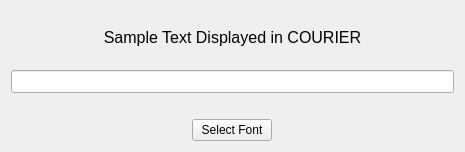
The window that fontpicker.ui (copperspice/kitchensink) describes before a commit, drawn with Qt 5.
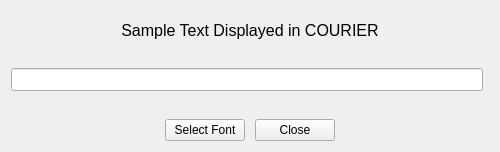
The same window after the commit.

Diff of the .ui file:
```diff
--- a/fontpicker.ui
+++ b/fontpicker.ui
@@ -6,7 +6,7 @@
    <rect>
     <x>0</x>
     <y>0</y>
-    <width>465</width>
+    <width>500</width>
     <height>152</height>
    </rect>
   </property>
@@ -14,11 +14,42 @@
    <string/>
   </property>
   <layout class="QGridLayout" name="gridLayout">
-   <item row="0" column="1">
+   <item row="4" column="0">
+    <widget class="QLineEdit" name="fontEdit">
+     <property name="minimumSize">
+      <size>
+       <width>0</width>
+       <height>0</height>
+      </size>
+     </property>
+     <property name="font">
+      <font>
+       <pointsize>10</pointsize>
+      </font>
+     </property>
+    </widget>
+   </item>
+   <item row="3" column="0">
+    <spacer name="verticalSpacer_2">
+     <property name="orientation">
+      <enum>Qt::Vertical</enum>
+     </property>
+     <property name="sizeHint" stdset="0">
+      <size>
+       <width>20</width>
+       <height>10</height>
+      </size>
+     </property>
+    </spacer>
+   </item>
+   <item row="1" column="0">
     <spacer name="verticalSpacer_1">
      <property name="orientation">
       <enum>Qt::Vertical</enum>
      </property>
+     <property name="sizeType">
+      <enum>QSizePolicy::Fixed</enum>
+     </property>
      <property name="sizeHint" stdset="0">
       <size>
        <width>20</width>
@@ -27,7 +58,54 @@
      </property>
     </spacer>
    </item>
-   <item row="1" column="0" colspan="3">
+   <item row="7" column="0" colspan="2">
+    <layout class="QHBoxLayout" name="horizontalLayout">
+     <property name="spacing">
+      <number>10</number>
+     </property>
+     <item>
+      <spacer name="horizontalSpacer_2">
+       <property name="orientation">
+        <enum>Qt::Horizontal</enum>
+       </property>
+       <property name="sizeHint" stdset="0">
+        <size>
+         <width>150</width>
+         <height>20</height>
+        </size>
+       </property>
+      </spacer>
+     </item>
+     <item>
+      <widget class="QPushButton" name="selectFont_PB">
+       <property name="text">
+        <string>Select Font</string>
+       </property>
+      </widget>
+     </item>
+     <item>
+      <widget class="QPushButton" name="closePB">
+       <property name="text">
+        <string>Close</string>
+       </property>
+      </widget>
+     </item>
+     <item>
+      <spacer name="horizontalSpacer_3">
+       <property name="orientation">
+        <enum>Qt::Horizontal</enum>
+       </property>
+       <property name="sizeHint" stdset="0">
+        <size>
+         <width>150</width>
+         <height>20</height>
+        </size>
+       </property>
+      </spacer>
+     </item>
+    </layout>
+   </item>
+   <item row="2" column="0" colspan="2">
     <widget class="QLabel" name="label">
      <property name="font">
       <font>
@@ -42,75 +120,14 @@
      </property>
     </widget>
    </item>
-   <item row="2" column="1">
-    <spacer name="verticalSpacer_2">
-     <property name="orientation">
-      <enum>Qt::Vertical</enum>
-     </property>
-     <property name="sizeHint" stdset="0">
-      <size>
-       <width>20</width>
-       <height>10</height>
-      </size>
-     </property>
-    </spacer>
-   </item>
-   <item row="3" column="0" colspan="3">
-    <widget class="QLineEdit" name="fontEdit">
-     <property name="minimumSize">
-      <size>
-       <width>0</width>
-       <height>0</height>
-      </size>
-     </property>
-     <property name="font">
-      <font>
-       <pointsize>10</pointsize>
-      </font>
-     </property>
-    </widget>
-   </item>
-   <item row="4" column="1">
-    <spacer name="verticalSpacer_3">
-     <property name="orientation">
-      <enum>Qt::Vertical</enum>
-     </property>
-     <property name="sizeHint" stdset="0">
-      <size>
-       <width>20</width>
-       <height>20</height>
-      </size>
-     </property>
-    </spacer>
-   </item>
    <item row="5" column="0">
-    <spacer name="horizontalSpacer_1">
+    <spacer name="verticalSpacer_3">
      <property name="orientation">
-      <enum>Qt::Horizontal</enum>
+      <enum>Qt::Vertical</enum>
      </property>
      <property name="sizeHint" stdset="0">
       <size>
-       <width>180</width>
-       <height>20</height>
-      </size>
-     </property>
-    </spacer>
-   </item>
-   <item row="5" column="1">
-    <widget class="QPushButton" name="selectFont_PB">
-     <property name="text">
-      <string>Select Font</string>
-     </property>
-    </widget>
-   </item>
-   <item row="5" column="2">
-    <spacer name="horizontalSpacer_2">
-     <property name="orientation">
-      <enum>Qt::Horizontal</enum>
-     </property>
-     <property name="sizeHint" stdset="0">
-      <size>
-       <width>180</width>
+       <width>20</width>
        <height>20</height>
       </size>
      </property>
```
